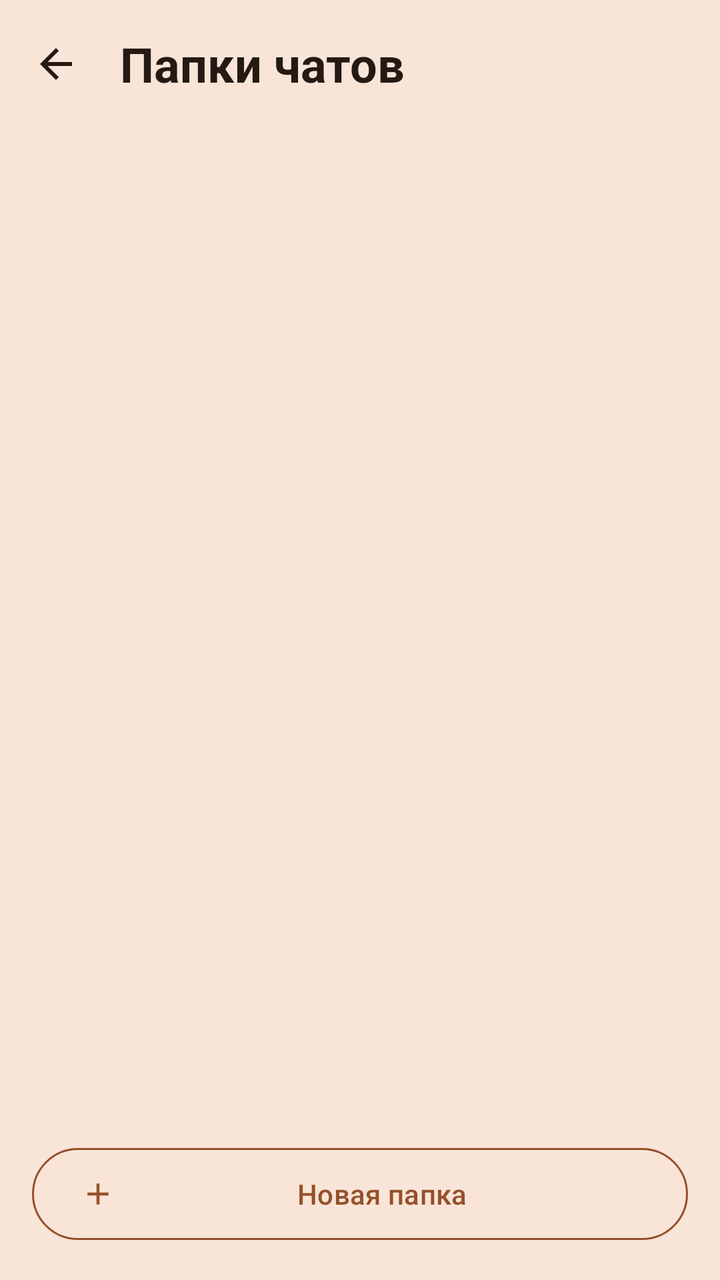
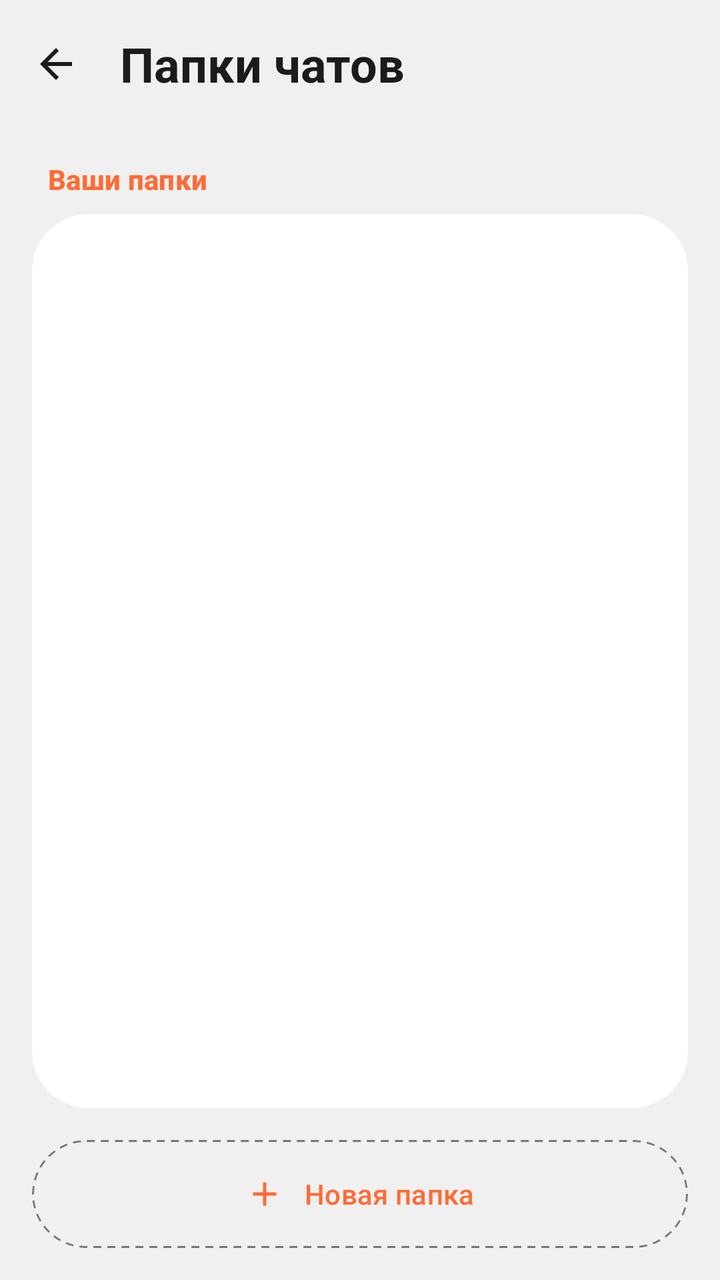

The first picture is an Android layout as it rendered before a commit; the second is the same layout after the commit. The layout source and the unified diff follow.
<!-- AndroidManifest.xml: activity theme Theme.BarkfluffClientAndroid.Settings2A -->
<!-- res/layout/activity_chat_folders_settings.xml -->
<?xml version="1.0" encoding="utf-8"?>
<androidx.coordinatorlayout.widget.CoordinatorLayout xmlns:android="http://schemas.android.com/apk/res/android"
    xmlns:app="http://schemas.android.com/apk/res-auto"
    xmlns:tools="http://schemas.android.com/tools"
    android:layout_width="match_parent"
    android:layout_height="match_parent"
    android:fitsSystemWindows="true">

    <com.google.android.material.appbar.AppBarLayout
        android:layout_width="match_parent"
        android:layout_height="wrap_content"
        android:background="?attr/colorSurface">

        <com.google.android.material.appbar.MaterialToolbar
            android:id="@+id/toolbar"
            android:layout_width="match_parent"
            android:layout_height="64dp"
            app:title="@string/chat_folders_settings_title"
            app:navigationIcon="@drawable/ic_arrow_back"
            app:titleTextAppearance="@style/TextAppearance.Barkfluff.Settings2A.Title"
            app:titleTextColor="@color/profile_settings_on_surface" />

    </com.google.android.material.appbar.AppBarLayout>

    <androidx.recyclerview.widget.RecyclerView
        android:id="@+id/foldersRecyclerView"
        android:layout_width="match_parent"
        android:layout_height="match_parent"
        android:clipToPadding="false"
        android:paddingTop="8dp"
        android:paddingBottom="100dp"
        app:layout_behavior="@string/appbar_scrolling_view_behavior"
        tools:listitem="@layout/item_chat_folder" />

    <LinearLayout
        android:id="@+id/emptyState"
        android:layout_width="wrap_content"
        android:layout_height="wrap_content"
        android:layout_gravity="center"
        android:gravity="center"
        android:orientation="vertical"
        android:padding="32dp"
        android:visibility="gone">

        <TextView
            android:layout_width="wrap_content"
            android:layout_height="wrap_content"
            android:text="@string/chat_folders_empty_title"
            android:textAppearance="?attr/textAppearanceTitleMedium"
            android:textColor="?attr/colorOnSurfaceVariant" />

        <TextView
            android:layout_width="wrap_content"
            android:layout_height="wrap_content"
            android:layout_marginTop="6dp"
            android:text="@string/chat_folders_empty_subtitle"
            android:textAppearance="?attr/textAppearanceBodyMedium"
            android:textAlignment="center"
            android:alpha="0.7"
            android:textColor="?attr/colorOnSurfaceVariant" />
    </LinearLayout>

    <com.google.android.material.button.MaterialButton
        android:id="@+id/createFolderFab"
        style="@style/Widget.Material3.Button.OutlinedButton"
        android:layout_width="match_parent"
        android:layout_height="54dp"
        android:layout_gravity="bottom"
        android:layout_marginHorizontal="16dp"
        android:layout_marginBottom="16dp"
        android:text="@string/chat_folders_new_folder"
        android:textColor="@color/profile_settings_primary"
        app:backgroundTint="@color/profile_settings_background"
        app:cornerRadius="28dp"
        app:icon="@drawable/ic_add"
        app:iconTint="@color/profile_settings_primary"
        app:strokeColor="@color/profile_settings_primary"
        app:strokeWidth="1dp" />

</androidx.coordinatorlayout.widget.CoordinatorLayout>
<!-- res/layout/item_chat_folder.xml (included above) -->
<?xml version="1.0" encoding="utf-8"?>
<com.google.android.material.card.MaterialCardView xmlns:android="http://schemas.android.com/apk/res/android"
    xmlns:app="http://schemas.android.com/apk/res-auto"
    android:layout_width="match_parent"
    android:layout_height="wrap_content"
    android:layout_marginHorizontal="16dp"
    android:layout_marginVertical="2dp"
    android:clickable="true"
    android:focusable="true"
    app:cardBackgroundColor="@color/profile_settings_surface"
    app:cardCornerRadius="28dp"
    app:cardElevation="0dp"
    app:strokeWidth="0dp">

    <LinearLayout
        android:layout_width="match_parent"
        android:layout_height="wrap_content"
        android:gravity="center_vertical"
        android:minHeight="64dp"
        android:orientation="horizontal"
        android:paddingHorizontal="16dp"
        android:paddingVertical="10dp">

        <TextView
            android:id="@+id/folderIcon"
            android:layout_width="40dp"
            android:layout_height="40dp"
            android:gravity="center"
            android:layout_marginEnd="14dp"
            android:textSize="24sp"
            android:background="@drawable/background_color_indicator" />

        <LinearLayout
            android:layout_width="0dp"
            android:layout_height="wrap_content"
            android:layout_weight="1"
            android:orientation="vertical">

            <TextView
                android:id="@+id/folderName"
                android:layout_width="wrap_content"
                android:layout_height="wrap_content"
                android:textAppearance="?attr/textAppearanceTitleMedium"
                android:textColor="?attr/colorOnSurface" />

            <TextView
                android:id="@+id/folderCount"
                android:layout_width="wrap_content"
                android:layout_height="wrap_content"
                android:textAppearance="?attr/textAppearanceBodySmall"
                android:textColor="?attr/colorOnSurfaceVariant" />
        </LinearLayout>

        <ImageView
            android:layout_width="20dp"
            android:layout_height="20dp"
            android:src="@drawable/ic_chevron_right"
            android:contentDescription="@null"
            app:tint="?attr/colorOnSurfaceVariant" />

    </LinearLayout>

</com.google.android.material.card.MaterialCardView>
<!-- resources referenced by this layout -->
<resources>
  <color name="profile_settings_background">#F8E5D7</color>
  <color name="profile_settings_on_surface">#241A13</color>
  <color name="profile_settings_primary">#96502A</color>
  <color name="profile_settings_surface">#FFFBF7</color>
  <!-- drawable background_color_indicator (drawable) -->
  <?xml version="1.0" encoding="utf-8"?>
  <shape xmlns:android="http://schemas.android.com/apk/res/android"
      android:shape="oval">
      <solid android:color="?attr/colorSurfaceContainerHigh" />
  </shape>
  <!-- drawable ic_chevron_right (drawable) -->
  <?xml version="1.0" encoding="utf-8"?>
  <vector xmlns:android="http://schemas.android.com/apk/res/android"
      android:width="24dp"
      android:height="24dp"
      android:viewportWidth="24"
      android:viewportHeight="24">
      <path
          android:fillColor="?attr/colorOnSurfaceVariant"
          android:pathData="M10,6L8.59,7.41 13.17,12l-4.58,4.59L10,18l6,-6z"/>
  </vector>
  <style name="TextAppearance.Barkfluff.Settings2A.Title" parent="TextAppearance.Material3.TitleLarge">
          <item name="android:textSize">24sp</item>
          <item name="android:textStyle">bold</item>
          <item name="android:textColor">@color/profile_settings_on_surface</item>
      </style>
  <style name="Theme.BarkfluffClientAndroid.Settings2A" parent="Theme.BarkfluffClientAndroid">
          <item name="android:windowBackground">@color/profile_settings_background</item>
          <item name="colorPrimary">@color/profile_settings_primary</item>
          <item name="colorOnPrimary">@color/white</item>
          <item name="colorPrimaryContainer">@color/profile_settings_tonal_container</item>
          <item name="colorOnPrimaryContainer">@color/profile_settings_on_tonal_container</item>
          <item name="colorErrorContainer">@color/profile_settings_error_container</item>
          <item name="colorOnErrorContainer">@color/profile_settings_on_error_container</item>
          <item name="colorSurface">@color/profile_settings_background</item>
          <item name="colorSurfaceContainerLowest">@color/profile_settings_surface</item>
          <item name="colorSurfaceContainerLow">@color/profile_settings_surface</item>
          <item name="colorSurfaceContainer">@color/profile_settings_surface</item>
          <item name="colorSurfaceContainerHigh">@color/profile_settings_surface</item>
          <item name="colorSurfaceContainerHighest">@color/profile_settings_surface</item>
          <item name="colorOnSurface">@color/profile_settings_on_surface</item>
          <item name="colorOnSurfaceVariant">@color/profile_settings_on_surface_variant</item>
          <item name="colorSurfaceVariant">@color/profile_settings_switch_off_track</item>
          <item name="colorControlActivated">@color/profile_settings_primary</item>
          <item name="colorControlNormal">@color/profile_settings_switch_off_thumb</item>
          <item name="colorOutline">@color/profile_settings_divider</item>
          <item name="colorOutlineVariant">@color/profile_settings_divider</item>
          <item name="materialCardViewStyle">@style/Widget.Barkfluff.Settings2A.Card</item>
      </style>
  <color name="white">#FFFFFFFF</color>
  <color name="profile_settings_tonal_container">#FFDBC7</color>
  <color name="profile_settings_on_tonal_container">#713916</color>
  <color name="profile_settings_error_container">#FFDAD0</color>
  <color name="profile_settings_on_error_container">#AB3411</color>
  <color name="profile_settings_on_surface_variant">#7D685C</color>
  <color name="profile_settings_switch_off_track">#F4E0D2</color>
  <color name="profile_settings_switch_off_thumb">#A58B7C</color>
  <color name="profile_settings_divider">#F0DDCE</color>
  <style name="Widget.Barkfluff.Settings2A.Card" parent="Widget.Material3.CardView.Elevated">
          <item name="cardBackgroundColor">@color/profile_settings_surface</item>
          <item name="cardElevation">0dp</item>
          <item name="strokeWidth">0dp</item>
          <item name="rippleColor">@color/profile_settings_ripple</item>
      </style>
  <color name="profile_settings_ripple">#1F96502A</color>
  <!-- unchanged entries left out for length: 39 -->
</resources>

<!-- the commit's change to res/layout/activity_chat_folders_settings.xml (unified diff, before → after) -->
@@ -9,107 +9,155 @@
     <com.google.android.material.appbar.AppBarLayout
         android:layout_width="match_parent"
         android:layout_height="wrap_content"
-        android:background="?attr/colorSurface">
+        android:background="?attr/colorSurfaceContainer">
 
         <com.google.android.material.appbar.MaterialToolbar
             android:id="@+id/toolbar"
+            style="@style/Widget.Barkfluff.Settings2A.Toolbar"
             android:layout_width="match_parent"
             android:layout_height="64dp"
+            app:navigationIcon="@drawable/ic_arrow_back"
             app:title="@string/chat_folders_settings_title"
-            app:navigationIcon="@drawable/ic_arrow_back"
-            app:titleTextAppearance="@style/TextAppearance.Barkfluff.Settings2A.Title"
-            app:titleTextColor="@color/profile_settings_on_surface" />
+            app:titleTextAppearance="@style/TextAppearance.Barkfluff.Settings2A.Title" />
 
     </com.google.android.material.appbar.AppBarLayout>
 
-    <androidx.recyclerview.widget.RecyclerView
-        android:id="@+id/foldersRecyclerView"
+    <LinearLayout
         android:layout_width="match_parent"
         android:layout_height="match_parent"
-        android:clipToPadding="false"
-        android:paddingTop="8dp"
-        android:paddingBottom="100dp"
-        app:layout_behavior="@string/appbar_scrolling_view_behavior"
-        tools:listitem="@layout/item_chat_folder" />
-
-    <LinearLayout
-        android:id="@+id/emptyState"
-        android:layout_width="wrap_content"
-        android:layout_height="wrap_content"
-        android:layout_gravity="center"
-        android:gravity="center"
         android:orientation="vertical"
-        android:padding="32dp"
-        android:visibility="gone">
+        android:padding="16dp"
+        app:layout_behavior="@string/appbar_scrolling_view_behavior">
 
         <TextView
             android:layout_width="wrap_content"
             android:layout_height="wrap_content"
-            android:text="@string/chat_folders_empty_title"
-            android:textAppearance="?attr/textAppearanceTitleMedium"
-            android:textColor="?attr/colorOnSurfaceVariant" />
-
-        <TextView
-            android:layout_width="wrap_content"
-            android:layout_height="wrap_content"
-            android:layout_marginTop="6dp"
-            android:text="@string/chat_folders_empty_subtitle"
-            android:textAppearance="?attr/textAppearanceBodyMedium"
-            android:textAlignment="center"
-            android:alpha="0.7"
-            android:textColor="?attr/colorOnSurfaceVariant" />
+            android:layout_marginStart="8dp"
+            android:layout_marginBottom="8dp"
+            android:text="@string/chat_folders_section_title"
+            android:textAppearance="@style/TextAppearance.Barkfluff.Settings2A.Section" />
+
+        <com.google.android.material.card.MaterialCardView
+            android:layout_width="match_parent"
+            android:layout_height="0dp"
+            android:layout_weight="1"
+            app:cardBackgroundColor="?attr/colorSurfaceContainerLowest"
+            app:cardCornerRadius="28dp"
+            app:cardElevation="0dp"
+            app:strokeWidth="0dp">
+
+            <FrameLayout
+                android:layout_width="match_parent"
+                android:layout_height="match_parent">
+
+                <androidx.recyclerview.widget.RecyclerView
+                    android:id="@+id/foldersRecyclerView"
+                    android:layout_width="match_parent"
+                    android:layout_height="match_parent"
+                    android:clipToPadding="false"
+                    tools:listitem="@layout/item_chat_folder" />
+
+                <LinearLayout
+                    android:id="@+id/emptyState"
+                    android:layout_width="wrap_content"
+                    android:layout_height="wrap_content"
+                    android:layout_gravity="center"
+                    android:gravity="center"
+                    android:orientation="vertical"
+                    android:padding="32dp"
+                    android:visibility="gone">
+
+                    <TextView
+                        android:layout_width="wrap_content"
+                        android:layout_height="wrap_content"
+                        android:text="@string/chat_folders_empty_title"
+                        android:textAppearance="?attr/textAppearanceTitleMedium"
+                        android:textColor="?attr/colorOnSurfaceVariant" />
+
+                    <TextView
+                        android:layout_width="wrap_content"
+                        android:layout_height="wrap_content"
+                        android:layout_marginTop="6dp"
+                        android:text="@string/chat_folders_empty_subtitle"
+                        android:textAppearance="?attr/textAppearanceBodyMedium"
+                        android:textAlignment="center"
+                        android:alpha="0.7"
+                        android:textColor="?attr/colorOnSurfaceVariant" />
+
+                </LinearLayout>
+
+            </FrameLayout>
+
+        </com.google.android.material.card.MaterialCardView>
+
+        <com.google.android.material.card.MaterialCardView
+            android:id="@+id/createFolderFab"
+            android:layout_width="match_parent"
+            android:layout_height="54dp"
+            android:layout_marginTop="16dp"
+            android:clickable="true"
+            android:focusable="true"
+            android:foreground="?attr/selectableItemBackground"
+            app:cardBackgroundColor="@android:color/transparent"
+            app:cardCornerRadius="28dp"
+            app:cardElevation="0dp"
+            app:strokeWidth="0dp">
+
+            <LinearLayout
+                android:layout_width="match_parent"
+                android:layout_height="match_parent"
+                android:background="@drawable/bg_settings_dashed_outline"
+                android:gravity="center"
+                android:orientation="horizontal">
+
+                <ImageView
+                    android:layout_width="20dp"
+                    android:layout_height="20dp"
+                    android:contentDescription="@null"
+                    android:src="@drawable/ic_add"
+                    app:tint="?attr/colorPrimary" />
+
+                <TextView
+                    android:layout_width="wrap_content"
+                    android:layout_height="wrap_content"
+                    android:layout_marginStart="10dp"
+                    android:text="@string/chat_folders_new_folder"
+                    android:textAppearance="?attr/textAppearanceLabelLarge"
+                    android:textColor="?attr/colorPrimary" />
+
+            </LinearLayout>
+
+        </com.google.android.material.card.MaterialCardView>
+
     </LinearLayout>
-
-    <com.google.android.material.button.MaterialButton
-        android:id="@+id/createFolderFab"
-        style="@style/Widget.Material3.Button.OutlinedButton"
-        android:layout_width="match_parent"
-        android:layout_height="54dp"
-        android:layout_gravity="bottom"
-        android:layout_marginHorizontal="16dp"
-        android:layout_marginBottom="16dp"
-        android:text="@string/chat_folders_new_folder"
-        android:textColor="@color/profile_settings_primary"
-        app:backgroundTint="@color/profile_settings_background"
-        app:cornerRadius="28dp"
-        app:icon="@drawable/ic_add"
-        app:iconTint="@color/profile_settings_primary"
-        app:strokeColor="@color/profile_settings_primary"
-        app:strokeWidth="1dp" />
 
 </androidx.coordinatorlayout.widget.CoordinatorLayout>
 <!-- res/layout/item_chat_folder.xml (included above) -->
 <?xml version="1.0" encoding="utf-8"?>
-<com.google.android.material.card.MaterialCardView xmlns:android="http://schemas.android.com/apk/res/android"
+<LinearLayout xmlns:android="http://schemas.android.com/apk/res/android"
     xmlns:app="http://schemas.android.com/apk/res-auto"
     android:layout_width="match_parent"
     android:layout_height="wrap_content"
-    android:layout_marginHorizontal="16dp"
-    android:layout_marginVertical="2dp"
     android:clickable="true"
     android:focusable="true"
-    app:cardBackgroundColor="@color/profile_settings_surface"
-    app:cardCornerRadius="28dp"
-    app:cardElevation="0dp"
-    app:strokeWidth="0dp">
+    android:foreground="?attr/selectableItemBackground"
+    android:orientation="vertical">
 
     <LinearLayout
         android:layout_width="match_parent"
-        android:layout_height="wrap_content"
+        android:layout_height="72dp"
         android:gravity="center_vertical"
-        android:minHeight="64dp"
         android:orientation="horizontal"
-        android:paddingHorizontal="16dp"
-        android:paddingVertical="10dp">
+        android:paddingHorizontal="16dp">
 
         <TextView
             android:id="@+id/folderIcon"
-            android:layout_width="40dp"
-            android:layout_height="40dp"
+            android:layout_width="48dp"
+            android:layout_height="48dp"
+            android:layout_marginEnd="14dp"
+            android:background="@drawable/bg_settings_tonal_circle"
             android:gravity="center"
-            android:layout_marginEnd="14dp"
-            android:textSize="24sp"
-            android:background="@drawable/background_color_indicator" />
+            android:textSize="24sp" />
 
         <LinearLayout
             android:layout_width="0dp"
@@ -130,15 +178,23 @@
                 android:layout_height="wrap_content"
                 android:textAppearance="?attr/textAppearanceBodySmall"
                 android:textColor="?attr/colorOnSurfaceVariant" />
+
         </LinearLayout>
 
         <ImageView
-            android:layout_width="20dp"
-            android:layout_height="20dp"
-            android:src="@drawable/ic_chevron_right"
+            android:layout_width="24dp"
+            android:layout_height="24dp"
             android:contentDescription="@null"
+            android:src="@drawable/ic_more_vert"
             app:tint="?attr/colorOnSurfaceVariant" />
 
     </LinearLayout>
 
-</com.google.android.material.card.MaterialCardView>
+    <View
+        android:id="@+id/folderDivider"
+        android:layout_width="match_parent"
+        android:layout_height="1dp"
+        android:layout_marginStart="78dp"
+        android:background="?attr/colorOutlineVariant" />
+
+</LinearLayout>
<!-- resource entries referenced after the edit -->
@@ -1,16 +1,23 @@
 <!-- resources referenced by this layout -->
 <resources>
-  <color name="profile_settings_background">#F8E5D7</color>
-  <color name="profile_settings_on_surface">#241A13</color>
-  <color name="profile_settings_primary">#96502A</color>
-  <color name="profile_settings_surface">#FFFBF7</color>
-  <!-- drawable background_color_indicator (drawable) -->
+  <!-- drawable bg_settings_dashed_outline (drawable) -->
   <?xml version="1.0" encoding="utf-8"?>
   <shape xmlns:android="http://schemas.android.com/apk/res/android"
-      android:shape="oval">
-      <solid android:color="?attr/colorSurfaceContainerHigh" />
+      android:shape="rectangle">
+      <solid android:color="@android:color/transparent" />
+      <stroke
+          android:width="1dp"
+          android:color="?attr/colorOutline"
+          android:dashGap="3dp"
+          android:dashWidth="4dp" />
+      <corners android:radius="28dp" />
   </shape>
-  <!-- drawable ic_chevron_right (drawable) -->
+  <!-- drawable bg_settings_tonal_circle (drawable) -->
+  <?xml version="1.0" encoding="utf-8"?>
+  <shape xmlns:android="http://schemas.android.com/apk/res/android" android:shape="oval">
+      <solid android:color="@color/profile_settings_tonal_container" />
+  </shape>
+  <!-- drawable ic_more_vert (drawable) -->
   <?xml version="1.0" encoding="utf-8"?>
   <vector xmlns:android="http://schemas.android.com/apk/res/android"
       android:width="24dp"
@@ -18,53 +25,36 @@
       android:viewportWidth="24"
       android:viewportHeight="24">
       <path
-          android:fillColor="?attr/colorOnSurfaceVariant"
-          android:pathData="M10,6L8.59,7.41 13.17,12l-4.58,4.59L10,18l6,-6z"/>
+          android:fillColor="@android:color/white"
+          android:pathData="M12,8c1.1,0 2,-0.9 2,-2s-0.9,-2 -2,-2 -2,0.9 -2,2 0.9,2 2,2zM12,10c-1.1,0 -2,0.9 -2,2s0.9,2 2,2 2,-0.9 2,-2 -0.9,-2 -2,-2zM12,16c-1.1,0 -2,0.9 -2,2s0.9,2 2,2 2,-0.9 2,-2 -0.9,-2 -2,-2z" />
   </vector>
+  <string name="chat_folders_section_title">Ваши папки</string>
+  <style name="TextAppearance.Barkfluff.Settings2A.Section" parent="TextAppearance.Material3.LabelLarge">
+          <item name="android:textSize">14sp</item>
+          <item name="android:textStyle">bold</item>
+          <item name="android:textColor">?attr/colorPrimary</item>
+      </style>
   <style name="TextAppearance.Barkfluff.Settings2A.Title" parent="TextAppearance.Material3.TitleLarge">
           <item name="android:textSize">24sp</item>
           <item name="android:textStyle">bold</item>
-          <item name="android:textColor">@color/profile_settings_on_surface</item>
+          <item name="android:textColor">?attr/colorOnSurface</item>
+      </style>
+  <style name="Widget.Barkfluff.Settings2A.Toolbar" parent="Widget.Material3.Toolbar">
+          <item name="android:background">?attr/colorSurfaceContainer</item>
+          <item name="titleTextColor">?attr/colorOnSurface</item>
+          <item name="navigationIconTint">?attr/colorOnSurface</item>
       </style>
   <style name="Theme.BarkfluffClientAndroid.Settings2A" parent="Theme.BarkfluffClientAndroid">
-          <item name="android:windowBackground">@color/profile_settings_background</item>
-          <item name="colorPrimary">@color/profile_settings_primary</item>
-          <item name="colorOnPrimary">@color/white</item>
-          <item name="colorPrimaryContainer">@color/profile_settings_tonal_container</item>
-          <item name="colorOnPrimaryContainer">@color/profile_settings_on_tonal_container</item>
-          <item name="colorErrorContainer">@color/profile_settings_error_container</item>
-          <item name="colorOnErrorContainer">@color/profile_settings_on_error_container</item>
-          <item name="colorSurface">@color/profile_settings_background</item>
-          <item name="colorSurfaceContainerLowest">@color/profile_settings_surface</item>
-          <item name="colorSurfaceContainerLow">@color/profile_settings_surface</item>
-          <item name="colorSurfaceContainer">@color/profile_settings_surface</item>
-          <item name="colorSurfaceContainerHigh">@color/profile_settings_surface</item>
-          <item name="colorSurfaceContainerHighest">@color/profile_settings_surface</item>
-          <item name="colorOnSurface">@color/profile_settings_on_surface</item>
-          <item name="colorOnSurfaceVariant">@color/profile_settings_on_surface_variant</item>
-          <item name="colorSurfaceVariant">@color/profile_settings_switch_off_track</item>
-          <item name="colorControlActivated">@color/profile_settings_primary</item>
-          <item name="colorControlNormal">@color/profile_settings_switch_off_thumb</item>
-          <item name="colorOutline">@color/profile_settings_divider</item>
-          <item name="colorOutlineVariant">@color/profile_settings_divider</item>
+          <item name="android:windowBackground">?attr/colorSurfaceContainer</item>
           <item name="materialCardViewStyle">@style/Widget.Barkfluff.Settings2A.Card</item>
       </style>
-  <color name="white">#FFFFFFFF</color>
-  <color name="profile_settings_tonal_container">#FFDBC7</color>
-  <color name="profile_settings_on_tonal_container">#713916</color>
-  <color name="profile_settings_error_container">#FFDAD0</color>
-  <color name="profile_settings_on_error_container">#AB3411</color>
-  <color name="profile_settings_on_surface_variant">#7D685C</color>
-  <color name="profile_settings_switch_off_track">#F4E0D2</color>
-  <color name="profile_settings_switch_off_thumb">#A58B7C</color>
-  <color name="profile_settings_divider">#F0DDCE</color>
+  <color name="profile_settings_tonal_container">@android:color/system_accent1_100</color>
   <style name="Widget.Barkfluff.Settings2A.Card" parent="Widget.Material3.CardView.Elevated">
-          <item name="cardBackgroundColor">@color/profile_settings_surface</item>
+          <item name="cardBackgroundColor">?attr/colorSurfaceContainerLowest</item>
           <item name="cardElevation">0dp</item>
           <item name="strokeWidth">0dp</item>
-          <item name="rippleColor">@color/profile_settings_ripple</item>
+          <item name="rippleColor">?attr/colorPrimary</item>
       </style>
-  <color name="profile_settings_ripple">#1F96502A</color>
   <!-- unchanged entries left out for length: 39 -->
 </resources>
 
